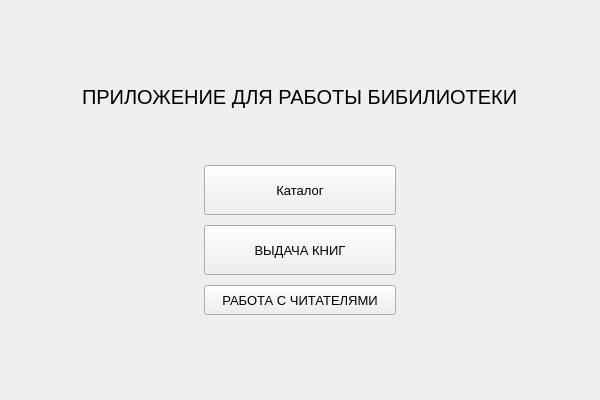
Qt form UI/main_widget.ui (Charmpy/library-project) before a commit.
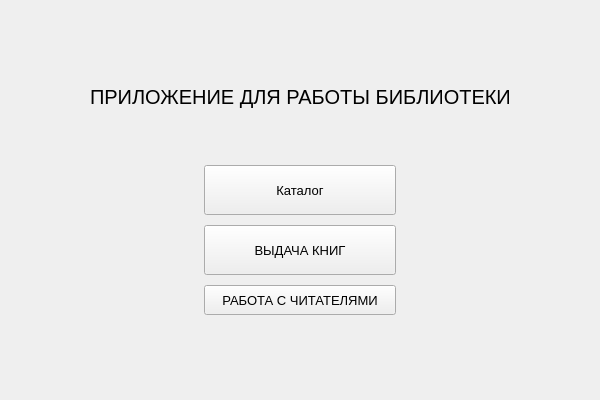
The same form after that commit. Icons and pictures are not drawn.

```diff
--- a/UI/main_widget.ui
+++ b/UI/main_widget.ui
@@ -73,7 +73,7 @@
           <string notr="true"/>
          </property>
          <property name="text">
-          <string>ПРИЛОЖЕНИЕ ДЛЯ РАБОТЫ БИБИЛИОТЕКИ</string>
+          <string>ПРИЛОЖЕНИЕ ДЛЯ РАБОТЫ БИБЛИОТЕКИ</string>
          </property>
         </widget>
        </item>
```
Left out of the diff: 4 changed lines with no effect on the pictures.
